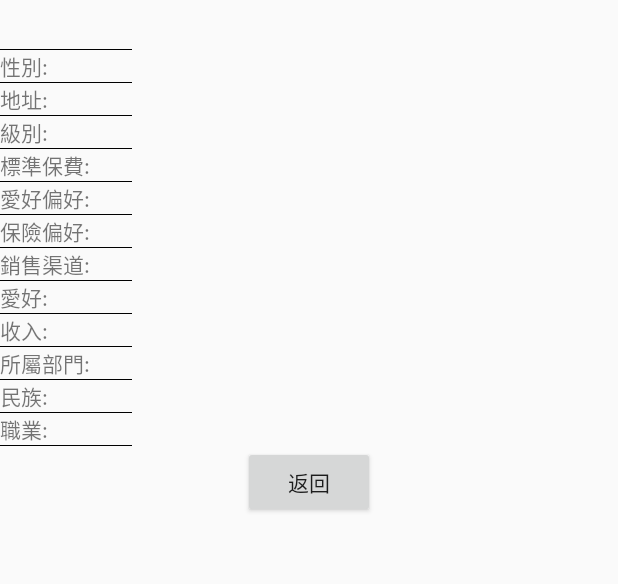
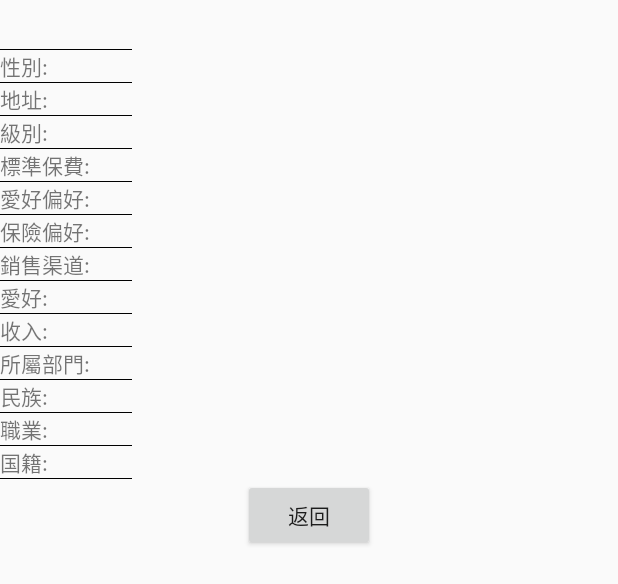
Before and after one commit to lk5678/simpleapp, an Android app: the layout customer_detail.xml on its own in the app's theme, with its tools: preview values and no code run, on a phone screen of 412 x 824 dp. Shown: the top 584 px of the screen. Run offline under Robolectric (Android 15) with nearby library versions, the phone set to English and light mode, and no system bars.

Commit message:
V0.11 增加了account实体中部分字段的引用实体联系

```diff
--- a/app/src/main/java/com/tk/crmapp/UI/adapter/ImageListAdapter.java
+++ b/app/src/main/java/com/tk/crmapp/UI/adapter/ImageListAdapter.java
@@ -29,7 +29,7 @@ public class ImageListAdapter extends ArrayAdapter<Customer> {
         View view = LayoutInflater.from(getContext()).inflate(recourceId,parent,false); //用布局裁剪器(又叫布局膨胀器)，将导入的布局裁剪并且放入到当前布局中
         ImageView imageView = (ImageView)view.findViewById(R.id.IamgeView_List);//从裁剪好的布局里获取ImageView布局ID
         TextView textView = (TextView)view.findViewById(R.id.TextView_List); //从裁剪好的布局里获取TextView布局Id
-        switch ( customer.getTk_degree_tp())
+        switch ( customer.getTk_degree_tp().getName())
         {
             case "黑钻" :
                 imageView.setImageResource(R.drawable.black_diamond_level);
--- a/app/src/main/res/layout/customer_detail.xml
+++ b/app/src/main/res/layout/customer_detail.xml
@@ -52,7 +52,7 @@
                 android:id="@+id/textView7"
                 android:layout_width="wrap_content"
                 android:layout_height="wrap_content"
-                android:text="@{customer.tk_gender_tp}" />
+                android:text="@{customer.tk_gender_tp.Name}" />
 
             </TableRow>
             <TableRow
@@ -99,7 +99,7 @@
                     android:id="@+id/textView11"
                     android:layout_width="wrap_content"
                     android:layout_height="wrap_content"
-                    android:text="@{customer.tk_degree_tp}" />
+                    android:text="@{customer.tk_degree_tp.name}" />
 
             </TableRow>
             <TableRow
@@ -326,7 +326,29 @@
                     android:layout_height="1px"
                     android:background="#000000" />
             </TableRow>
+            <TableRow
+                android:layout_width="match_parent"
+                android:layout_height="match_parent" >
+                <TextView
+                    android:id="@+id/textView30"
+                    android:layout_width="wrap_content"
+                    android:layout_height="wrap_content"
+                    android:text="国籍:" />
+                <TextView
+                    android:id="@+id/textView31"
+                    android:layout_width="wrap_content"
+                    android:layout_height="wrap_content"
+                    android:text="@{customer.tk_citizenship_tp.Name}" />
 
+            </TableRow>
+            <TableRow
+                android:layout_width="match_parent"
+                android:layout_height="match_parent" >
+                <View
+                    android:layout_width="match_parent"
+                    android:layout_height="1px"
+                    android:background="#000000" />
+            </TableRow>
             <TableRow
                 android:layout_width="match_parent"
                 android:layout_height="match_parent"
```
Also changed, not shown: app/src/main/java/com/tk/crmapp/models/Customer.java (+15 -26 lines), app/src/main/java/com/tk/crmapp/models/country_tp.java (+25 -1 lines), app/src/main/java/com/tk/crmapp/models/tk_degree_tp.java (+25 -1 lines), app/src/main/java/com/tk/crmapp/models/tk_gender_tp.java (added, +37 -0 lines).
